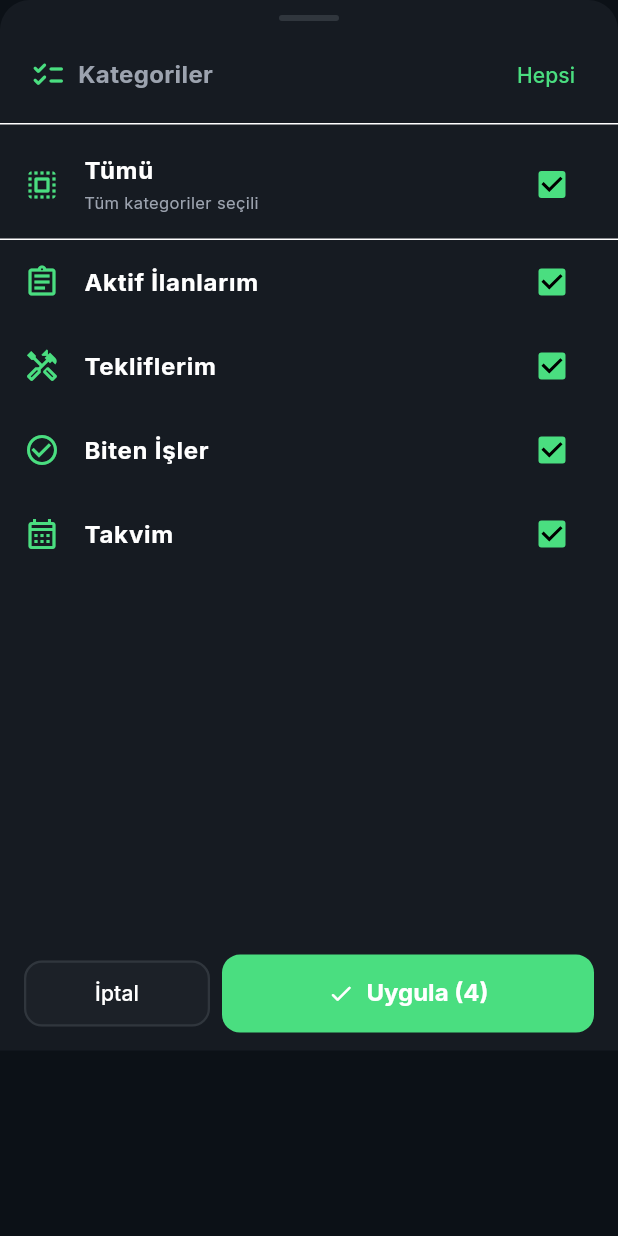
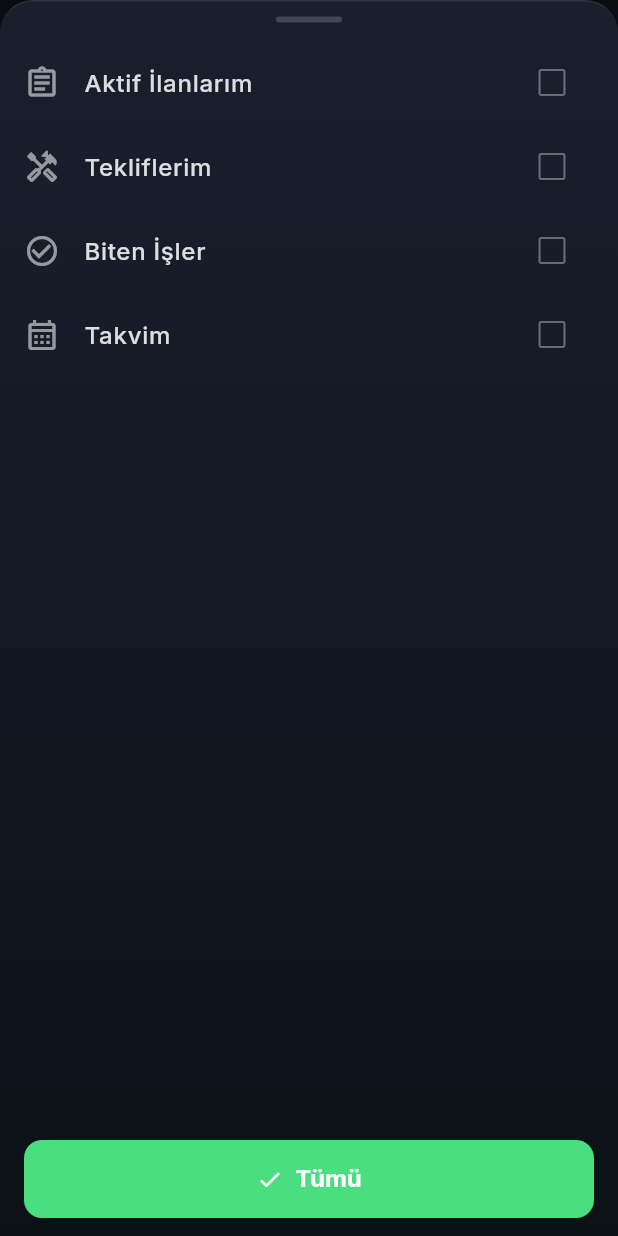
Before and after one commit to omeracet-ai/yapgitsinv2, a Flutter app: the _JobsMultiSelectSheet widget shown alone on an empty page, opened directly with empty values, on a phone screen of 412 x 824 dp. Run offline on Flutter 3.47's test engine with Material 3 defaults, Android fonts, the phone set to English and light mode, and no system bars; our stand-ins replace cached_network_image, chewie, dio, equatable, file_picker, firebase_auth and 25 more; missing offline and left inert: mobile_scanner, record; accounts and stored records are empty; network calls fail.

Commit message:
feat(phase-398): kategori dropdown 3D + bug fix + chip strip (Yapgitsin & İşlerim)
Yapgitsin tab (job_opportunities_screen) + İşlerim tab (my_jobs_screen)
kategori dropdown sheet'lerine 4 değişiklik:

(1) 3D Yapgitsin pattern: dark vertical gradient (#1A1F2E→#0C1117)
    + drag handle 44×4 beyaz alpha 0.18 + 22px corner + yukarı yönelik
    boxShadow. workers_nearby_sheet (Phase 388) ile aynı dil.

(2) BUG FIX: Phase 378'in 'empty=all-ticked' davranışı kaldırıldı.
    Checkboxlar artık BOŞ başlar (kullanıcı seçimle filtreler).

(3) Live filter callback (onChange) — her toggle parent state'i anlık
    günceller, fetchJobs çağırır. 'Uygula' beklemeden filtre çalışır.

(4) Slide-up route (PageRouteBuilder + SlideTransition 380ms
    easeOutCubic) — workers_nearby_sheet ile aynı animasyon.

İlave UI:
- 'Kategoriler' header + 'Hepsi' button + 'Tümü' master checkbox
  KALDIRILDI (kullanıcı isteği). Liste direkt kategori checkbox'larıyla
  başlar.
- TopHeader altında seçili kategori chip stripi (her chip silinebilir
  + sağ kenarda 'Kaldır' tüm seçimi temizler). Strip yalnız seçim
  varsa render.

Sheet butonu: 'İptal + Uygula' → tek 'Tümü / N seçim aktif' kapatma
butonuna düşüldü (live filter zaten uyguladı).

Co-Authored-By: Claude Opus 4.7 <noreply@anthropic.com>

```diff
--- a/hizmet_app/lib/features/jobs/presentation/screens/my_jobs_screen.dart
+++ b/hizmet_app/lib/features/jobs/presentation/screens/my_jobs_screen.dart
@@ -253,12 +253,45 @@ class _MergedJobsViewState extends ConsumerState<_MergedJobsView> {
   _MyJobsRange _range = _MyJobsRange.all;
 
   Future<void> _openSelectionSheet() async {
-    final result = await showModalBottomSheet<Set<_JobsFilter>?>(
-      context: context,
-      isScrollControlled: true,
-      backgroundColor: Colors.transparent,
-      // Phase 346 — sheet sayfanın ~%85'ini doldurur.
-      builder: (ctx) => _JobsMultiSelectSheet(initial: _selected),
+    // Phase 398 — Slide-up route (380ms easeOutCubic), live filter callback.
+    final result = await Navigator.of(context).push<Set<_JobsFilter>?>(
+      PageRouteBuilder<Set<_JobsFilter>?>(
+        opaque: false,
+        barrierDismissible: true,
+        barrierColor: Colors.black54,
+        transitionDuration: const Duration(milliseconds: 380),
+        reverseTransitionDuration: const Duration(milliseconds: 260),
+        pageBuilder: (_, __, ___) => Align(
+          alignment: Alignment.bottomCenter,
+          child: FractionallySizedBox(
+            heightFactor: 0.85,
+            child: _JobsMultiSelectSheet(
+              initial: _selected,
+              onChange: (current) {
+                if (!mounted) return;
+                setState(() {
+                  _selected
+                    ..clear()
+                    ..addAll(current);
+                });
+              },
+            ),
+          ),
+        ),
+        transitionsBuilder: (_, animation, __, child) {
+          return SlideTransition(
+            position: Tween<Offset>(
+              begin: const Offset(0, 1),
+              end: Offset.zero,
+            ).animate(CurvedAnimation(
+              parent: animation,
+              curve: Curves.easeOutCubic,
+              reverseCurve: Curves.easeInCubic,
+            )),
+            child: child,
+          );
+        },
+      ),
     );
     if (result != null && mounted) {
       setState(() {
@@ -414,6 +447,9 @@ class _MergedJobsViewState extends ConsumerState<_MergedJobsView> {
             ],
           ),
         ),
+        // Phase 398 — TopHeader altında seçili kategori chip stripi + Kaldır.
+        // Yalnız _selected dolu ise render.
+        if (_selected.isNotEmpty) _buildSelectedChipsStrip(),
         if (_searchQuery.isNotEmpty)
           Padding(
             padding: const EdgeInsets.fromLTRB(12, 0, 12, 6),
@@ -435,6 +471,63 @@ class _MergedJobsViewState extends ConsumerState<_MergedJobsView> {
 
   /// Phase 346 — Dropdown yerine sheet-trigger button. Etiket aktif
   /// seçime göre değişir: "Tümü" / "X seçili" / tek isim.
+  /// Phase 398 — Seçili filtreleri yatay chip stripi. Sağ kenarda Kaldır.
+  Widget _buildSelectedChipsStrip() {
+    return Container(
+      color: AppColors.background,
+      padding: const EdgeInsets.fromLTRB(10, 0, 4, 6),
+      child: Row(
+        children: [
+          Expanded(
+            child: SizedBox(
+              height: 32,
+              child: ListView(
+                scrollDirection: Axis.horizontal,
+                children: [
+                  for (final f in _selected)
+                    Padding(
+                      padding: const EdgeInsets.only(right: 6),
+                      child: InputChip(
+                        avatar: Icon(f.icon,
+                            size: 14, color: AppColors.primary),
+                        label: Text(f.label),
+                        labelStyle: const TextStyle(
+                            fontSize: 12, fontWeight: FontWeight.w600),
+                        backgroundColor:
+                            AppColors.primary.withValues(alpha: 0.12),
+                        side: BorderSide(
+                            color:
+                                AppColors.primary.withValues(alpha: 0.40),
+                            width: 0.8),
+                        labelPadding:
+                            const EdgeInsets.symmetric(horizontal: 4),
+                        deleteIcon: const Icon(Icons.close_rounded, size: 14),
+                        deleteIconColor: AppColors.primary,
+                        onDeleted: () {
+                          setState(() => _selected.remove(f));
+                        },
+                      ),
+                    ),
+                ],
+              ),
+            ),
+          ),
+          TextButton.icon(
+            onPressed: () => setState(() => _selected.clear()),
+            style: TextButton.styleFrom(
+              foregroundColor: AppColors.error,
+              padding: const EdgeInsets.symmetric(horizontal: 8),
+              minimumSize: const Size(0, 32),
+            ),
+            icon: const Icon(Icons.clear_all_rounded, size: 16),
+            label: const Text('Kaldır',
+                style: TextStyle(fontSize: 12, fontWeight: FontWeight.w700)),
+          ),
+        ],
+      ),
+    );
+  }
+
   Widget _buildFilterDropdown() {
     return Material(
       color: AppColors.surfaceElevated,
@@ -926,7 +1019,8 @@ class _MyJobsFilterSheetState extends State<_MyJobsFilterSheet> {
 /// butonu Set döner; "Sıfırla" hepsini seçili yapar.
 class _JobsMultiSelectSheet extends StatefulWidget {
   final Set<_JobsFilter> initial;
-  const _JobsMultiSelectSheet({required this.initial});
+  final void Function(Set<_JobsFilter> current)? onChange;
+  const _JobsMultiSelectSheet({required this.initial, this.onChange});
 
   @override
   State<_JobsMultiSelectSheet> createState() =>
@@ -934,29 +1028,11 @@ class _JobsMultiSelectSheet extends StatefulWidget {
 }
 
 class _JobsMultiSelectSheetState extends State<_JobsMultiSelectSheet> {
-  // Phase 378 — initial boş gelirse (eski "Tümü = empty" semantic),
-  // tüm filtreleri _temp'e koy ki UI checkbox'lar TICKED görünsün.
-  late final Set<_JobsFilter> _temp = widget.initial.isEmpty
-      ? {..._JobsFilter.values}
-      : {...widget.initial};
-
-  // Tümü = hepsi seçili VEYA boş set. Apply'da full→empty normalize.
-  bool get _isAll =>
-      _temp.isEmpty || _temp.length == _JobsFilter.values.length;
-
-  void _toggleAll(bool? v) {
-    setState(() {
-      if (v == true) {
-        // Tümü ON → hepsini işaretle (kutular TICKED).
-        _temp
-          ..clear()
-          ..addAll(_JobsFilter.values);
-      } else {
-        // Tümü OFF → tüm seçimi kaldır.
-        _temp.clear();
-      }
-    });
-  }
+  // Phase 398 — Boş başla (eski Phase 378 yanıltıcı "empty=all-ticked"
+  // davranışı kaldırıldı). Kullanıcı seçim yaparak filtreler.
+  late final Set<_JobsFilter> _temp = {...widget.initial};
+
+  void _notify() => widget.onChange?.call(_temp);
 
   void _toggle(_JobsFilter f, bool? v) {
     setState(() {
@@ -966,21 +1042,38 @@ class _JobsMultiSelectSheetState extends State<_JobsMultiSelectSheet> {
         _temp.remove(f);
       }
     });
+    _notify();
   }
 
   @override
   Widget build(BuildContext context) {
     final media = MediaQuery.of(context);
-    final sheetHeight = media.size.height * 0.85;
-    return Padding(
-      padding:
-          EdgeInsets.only(bottom: media.viewInsets.bottom),
+    // Phase 398 — Yapgitsin 3D pattern: koyu dikey gradient + drag handle
+    // + üst highlight + yukarı yönelik boxShadow + 22px corner.
+    const bgTop = Color(0xFF1A1F2E);
+    const bgBot = Color(0xFF0C1117);
+    final highlight = Colors.white.withValues(alpha: 0.08);
+    return Material(
+      type: MaterialType.transparency,
+      child: Padding(
+        padding: EdgeInsets.only(bottom: media.viewInsets.bottom),
         child: Container(
-        height: sheetHeight,
           decoration: BoxDecoration(
-          color: AppColors.surface,
+            gradient: const LinearGradient(
+              begin: Alignment.topCenter,
+              end: Alignment.bottomCenter,
+              colors: [bgTop, bgBot],
+            ),
             borderRadius:
-              const BorderRadius.vertical(top: Radius.circular(20)),
+                const BorderRadius.vertical(top: Radius.circular(22)),
+            border: Border(top: BorderSide(color: highlight, width: 1)),
+            boxShadow: [
+              BoxShadow(
+                color: Colors.black.withValues(alpha: 0.50),
+                blurRadius: 28,
+                offset: const Offset(0, -10),
+              ),
+            ],
           ),
           child: SafeArea(
             top: false,
@@ -990,85 +1083,42 @@ class _JobsMultiSelectSheetState extends State<_JobsMultiSelectSheet> {
                 const SizedBox(height: 10),
                 Center(
                   child: Container(
-                  width: 40,
+                    width: 44,
                     height: 4,
                     decoration: BoxDecoration(
-                    color: AppColors.border,
+                      color: Colors.white.withValues(alpha: 0.18),
                       borderRadius: BorderRadius.circular(2),
                     ),
                   ),
                 ),
-              Padding(
-                padding:
-                    const EdgeInsets.fromLTRB(20, 12, 16, 8),
-                child: Row(
-                  children: [
-                    const Icon(Icons.checklist_rounded,
-                        color: AppColors.primary),
-                    const SizedBox(width: 8),
-                    const Expanded(
-                      child: Text('Kategoriler',
-                          style: TextStyle(
-                              fontSize: 16,
-                              fontWeight: FontWeight.bold)),
-                    ),
-                    TextButton(
-                      onPressed: () => _toggleAll(true),
-                      child: const Text('Hepsi'),
-                    ),
-                  ],
-                ),
-              ),
-              const Divider(height: 1),
+                // Phase 398 — "Kategoriler / Hepsi" header + Tümü master KALDIRILDI.
+                const SizedBox(height: 8),
                 Expanded(
                   child: ListView(
                     padding: const EdgeInsets.symmetric(vertical: 4),
                     children: [
-                    CheckboxListTile(
-                      value: _isAll,
-                      // Phase 347 — Master sadece "Tümü ↔ özel seçim" ikili
-                      // durum, indeterminate gerekmiyor.
-                      onChanged: _toggleAll,
-                      activeColor: AppColors.primary,
-                      title: const Text('Tümü',
-                          style: TextStyle(
-                              fontWeight: FontWeight.w700)),
-                      subtitle: Text(
-                        _isAll
-                            ? 'Tüm kategoriler seçili'
-                            : (_temp.isEmpty
-                                ? 'Hiçbir seçim yok'
-                                : '${_temp.length}/${_JobsFilter.values.length} seçili'),
-                        style: TextStyle(
-                            fontSize: 11,
-                            color: AppColors.textSecondary),
-                      ),
-                      secondary: Icon(
-                        Icons.select_all_rounded,
-                        color: _isAll
-                            ? AppColors.primary
-                            : AppColors.textSecondary,
-                      ),
-                      controlAffinity:
-                          ListTileControlAffinity.trailing,
-                    ),
-                    const Divider(height: 1),
                       ..._JobsFilter.values.map((f) {
                         final selected = _temp.contains(f);
                         return CheckboxListTile(
                           value: selected,
                           onChanged: (v) => _toggle(f, v),
                           activeColor: AppColors.primary,
+                          checkColor: Colors.white,
+                          side: BorderSide(
+                              color: Colors.white.withValues(alpha: 0.35),
+                              width: 1.4),
                           title: Text(f.label,
                               style: TextStyle(
                                 fontWeight: selected
                                     ? FontWeight.w700
                                     : FontWeight.w500,
+                                color: Colors.white.withValues(
+                                    alpha: selected ? 1.0 : 0.85),
                               )),
                           secondary: Icon(f.icon,
                               color: selected
                                   ? AppColors.primary
-                                : AppColors.textSecondary),
+                                  : Colors.white.withValues(alpha: 0.55)),
                           controlAffinity:
                               ListTileControlAffinity.trailing,
                         );
@@ -1077,51 +1127,29 @@ class _JobsMultiSelectSheetState extends State<_JobsMultiSelectSheet> {
                   ),
                 ),
                 Padding(
-                padding:
-                    const EdgeInsets.fromLTRB(16, 8, 16, 12),
-                child: Row(
-                  children: [
-                    Expanded(
-                      child: OutlinedButton(
+                  padding: const EdgeInsets.fromLTRB(16, 8, 16, 12),
+                  child: SizedBox(
+                    width: double.infinity,
+                    child: ElevatedButton.icon(
                       onPressed: () =>
-                            Navigator.of(context).pop(null),
-                        style: OutlinedButton.styleFrom(
-                          padding: const EdgeInsets.symmetric(
-                              vertical: 12),
-                          shape: RoundedRectangleBorder(
-                              borderRadius:
-                                  BorderRadius.circular(12)),
-                        ),
-                        child: const Text('İptal'),
-                      ),
-                    ),
-                    const SizedBox(width: 8),
-                    Expanded(
-                      flex: 2,
-                      child: ElevatedButton.icon(
-                        // Phase 378 — hepsi seçili → consumer'a boş set
-                        // (eski "Tümü = empty" semantic korunur).
-                        onPressed: () => Navigator.of(context)
-                            .pop(_isAll ? <_JobsFilter>{} : _temp),
-                        icon: const Icon(Icons.check_rounded,
-                            size: 18),
-                        label: Text(
-                            _temp.isEmpty ? 'Uygula' : 'Uygula (${_temp.length})'),
+                          Navigator.of(context).pop(_temp),
+                      icon: const Icon(Icons.check_rounded, size: 18),
+                      label: Text(_temp.isEmpty
+                          ? 'Tümü'
+                          : '${_temp.length} seçim aktif'),
                       style: ElevatedButton.styleFrom(
                         backgroundColor: AppColors.primary,
                         foregroundColor: Colors.white,
-                          padding: const EdgeInsets.symmetric(
-                              vertical: 12),
+                        padding:
+                            const EdgeInsets.symmetric(vertical: 14),
                         shape: RoundedRectangleBorder(
-                              borderRadius:
-                                  BorderRadius.circular(12)),
-                        ),
-                      ),
-                    ),
-                  ],
-                ),
-              ),
-            ],
+                            borderRadius: BorderRadius.circular(12)),
+                      ),
+                    ),
+                  ),
+                ),
+              ],
+            ),
           ),
         ),
       ),
```
Also changed, not shown: hizmet_app/lib/features/jobs/presentation/screens/job_opportunities_screen.dart (+183 -114 lines). Lines whose indentation alone changed are shown as unchanged.
